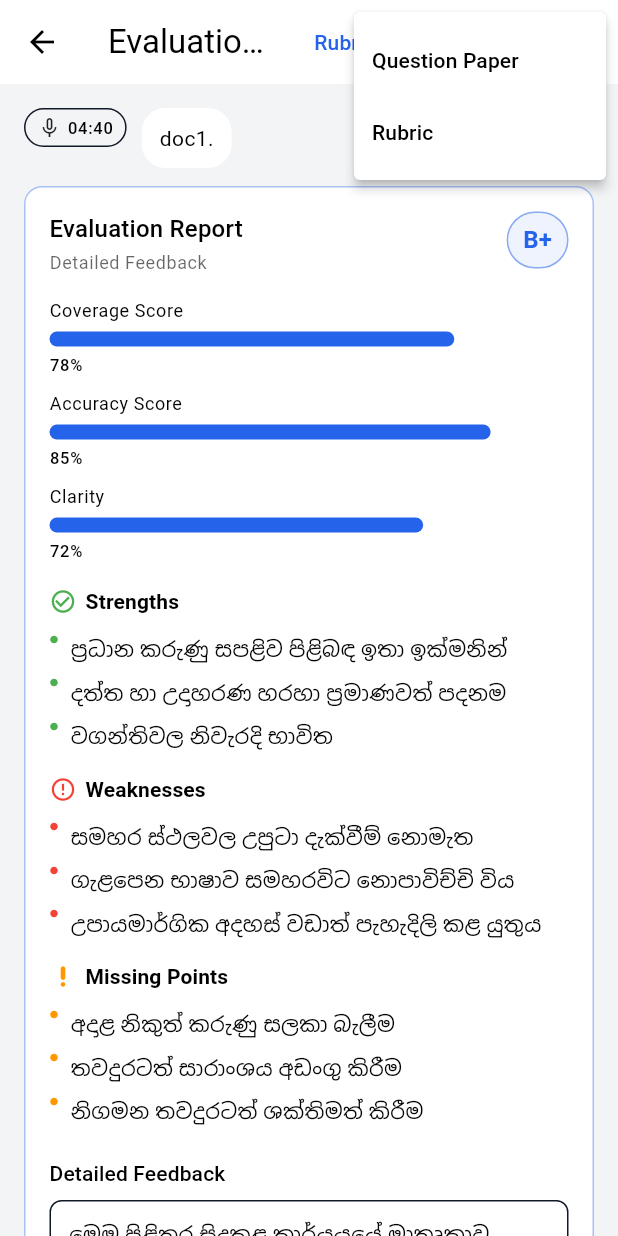
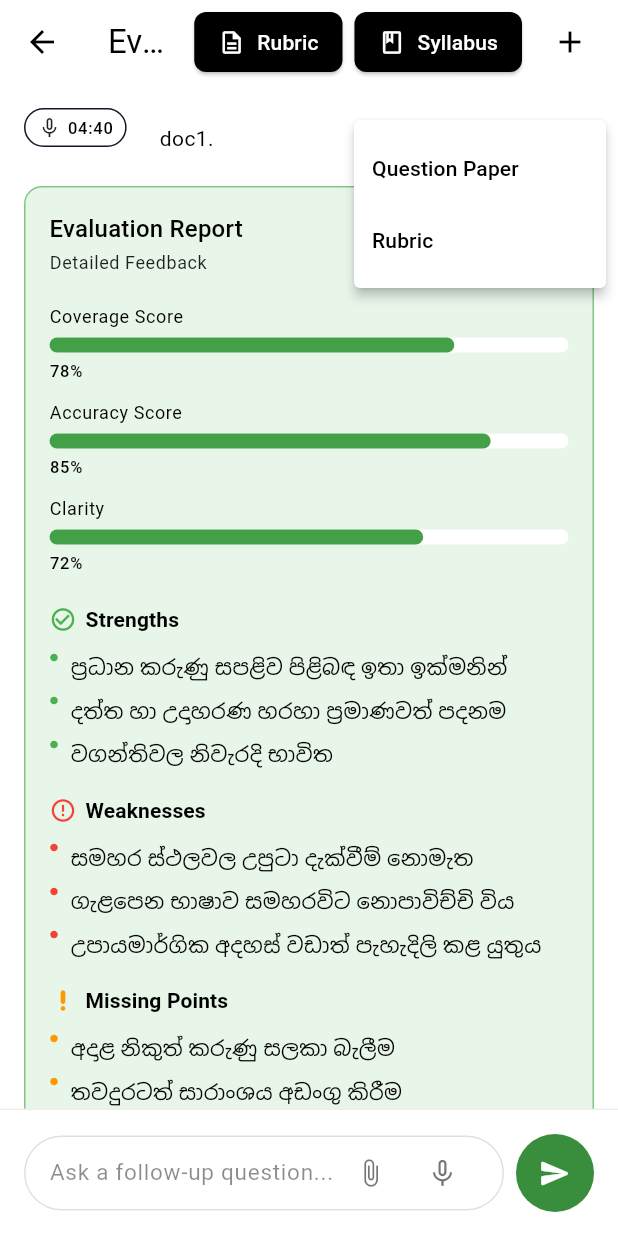
Before and after one commit to Miyuri15/SinLearn_mobile, a Flutter app: the EvaluationResponsePage screen opened directly, after a tap on the "add" icon, on a phone screen of 412 x 824 dp. Run offline on Flutter 3.47's test engine with Material 3 defaults, Android fonts, the phone set to English and light mode, and no system bars; our stand-ins replace easy_localization, file_picker, go_router.

Commit message:
Enhance EvaluationResponsePage: Update UI with improved button styles, background colors, and layout adjustments for better user experience

```diff
--- a/lib/features/evaluation/evaluation_response.dart
+++ b/lib/features/evaluation/evaluation_response.dart
@@ -7,16 +7,49 @@ class EvaluationResponsePage extends StatelessWidget {
   Widget build(BuildContext context) {
     final theme = Theme.of(context);
     return Scaffold(
+      backgroundColor: Colors.white,
       appBar: AppBar(
-        title: const Text('Evaluation Mode'),
+        backgroundColor: Colors.white,
+        title: const Text('Evaluation Mode', style: TextStyle(color: Colors.black)),
         actions: [
-          TextButton(onPressed: () {}, child: const Text('Rubric')),
+          ElevatedButton.icon(
+            onPressed: () {},
+            style: ElevatedButton.styleFrom(
+              backgroundColor: Colors.black,
+              foregroundColor: Colors.white,
+              padding: const EdgeInsets.symmetric(horizontal: 16, vertical: 10),
+              shape: RoundedRectangleBorder(
+                borderRadius: BorderRadius.circular(8),
+              ),
+            ),
+            icon: const Icon(Icons.description_outlined, size: 18),
+            label: const Text('Rubric'),
+          ),
           const SizedBox(width: 8),
-          TextButton(onPressed: () {}, child: const Text('Syllabus')),
+          ElevatedButton.icon(
+            onPressed: () {},
+            style: ElevatedButton.styleFrom(
+              backgroundColor: Colors.black,
+              foregroundColor: Colors.white,
+              padding: const EdgeInsets.symmetric(horizontal: 16, vertical: 10),
+              shape: RoundedRectangleBorder(
+                borderRadius: BorderRadius.circular(8),
+              ),
+            ),
+            icon: const Icon(Icons.book_outlined, size: 18),
+            label: const Text('Syllabus'),
+          ),
           const SizedBox(width: 8),
-          PopupMenuButton<String>(
-            icon: const Icon(Icons.add),
-            onSelected: (value) {
+          IconButton(
+            onPressed: () {
+              showMenu(
+                context: context,
+                position: RelativeRect.fromLTRB(1000, 80, 0, 0),
+                items: const [
+                  PopupMenuItem(value: 'question', child: Text('Question Paper')),
+                  PopupMenuItem(value: 'rubric', child: Text('Rubric')),
+                ],
+              ).then((value) {
                 if (value == 'question') {
                   ScaffoldMessenger.of(context).showSnackBar(
                     const SnackBar(content: Text('Question Paper selected')),
@@ -26,16 +59,18 @@ class EvaluationResponsePage extends StatelessWidget {
                     const SnackBar(content: Text('Rubric selected')),
                   );
                 }
+              });
             },
-            itemBuilder: (context) => const [
-              PopupMenuItem(value: 'question', child: Text('Question Paper')),
-              PopupMenuItem(value: 'rubric', child: Text('Rubric')),
-            ],
+            tooltip: 'New',
+            icon: const Icon(Icons.add, color: Colors.black, size: 24),
           ),
           const SizedBox(width: 8),
         ],
       ),
-      body: SingleChildScrollView(
+      body: Column(
+        children: [
+          Expanded(
+            child: SingleChildScrollView(
               padding: const EdgeInsets.all(16),
               child: Column(
                 crossAxisAlignment: CrossAxisAlignment.start,
@@ -47,9 +82,19 @@ class EvaluationResponsePage extends StatelessWidget {
                   const SizedBox(height: 12),
                   _EvaluationReportCard(theme: theme),
                   const SizedBox(height: 16),
-            _ReplyInputBar(controller: TextEditingController()),
                 ],
               ),
+            ),
+          ),
+          Container(
+            padding: const EdgeInsets.all(16),
+            decoration: BoxDecoration(
+              color: Colors.white,
+              border: Border(top: BorderSide(color: Colors.grey[200]!)),
+            ),
+            child: _ReplyInputBar(controller: TextEditingController()),
+          ),
+        ],
       ),
     );
   }
@@ -103,10 +148,9 @@ class _EvaluationReportCard extends StatelessWidget {
   Widget build(BuildContext context) {
     return Container(
       decoration: BoxDecoration(
-        color: theme.colorScheme.surface,
+        color: Colors.green[50],
         borderRadius: BorderRadius.circular(12),
-        border:
-            Border.all(color: theme.colorScheme.primary.withValues(alpha: 0.4)),
+        border: Border.all(color: Colors.green[300]!),
       ),
       padding: const EdgeInsets.all(16),
       child: Column(
@@ -120,24 +164,24 @@ class _EvaluationReportCard extends StatelessWidget {
                   crossAxisAlignment: CrossAxisAlignment.start,
                   children: [
                     Text('Evaluation Report',
-                        style: theme.textTheme.titleMedium),
+                        style: theme.textTheme.titleMedium?.copyWith(color: Colors.black)),
                     const SizedBox(height: 2),
                     Text('Detailed Feedback',
                         style: theme.textTheme.bodySmall
-                            ?.copyWith(color: theme.hintColor)),
+                            ?.copyWith(color: Colors.black87)),
                   ],
                 ),
               ),
               _GradeBadge(grade: 'B+'),
             ],
           ),
-          const SizedBox(height: 16),
+          const SizedBox(height: 20),
           const _ScoreBar(label: 'Coverage Score', value: 0.78),
-          const SizedBox(height: 10),
+          const SizedBox(height: 12),
           const _ScoreBar(label: 'Accuracy Score', value: 0.85),
-          const SizedBox(height: 10),
+          const SizedBox(height: 12),
           const _ScoreBar(label: 'Clarity', value: 0.72),
-          const SizedBox(height: 16),
+          const SizedBox(height: 20),
           _BulletSection(
             icon: Icons.check_circle_outline,
             iconColor: Colors.green,
@@ -148,7 +192,7 @@ class _EvaluationReportCard extends StatelessWidget {
               'වගන්තිවල නිවැරදි භාවිත',
             ],
           ),
-          const SizedBox(height: 10),
+          const SizedBox(height: 12),
           _BulletSection(
             icon: Icons.error_outline,
             iconColor: Colors.red,
@@ -159,7 +203,7 @@ class _EvaluationReportCard extends StatelessWidget {
               'උපායමාර්ගික අදහස් වඩාත් පැහැදිලි කළ යුතුය',
             ],
           ),
-          const SizedBox(height: 10),
+          const SizedBox(height: 12),
           _BulletSection(
             icon: Icons.priority_high_rounded,
             iconColor: Colors.orange,
@@ -171,20 +215,20 @@ class _EvaluationReportCard extends StatelessWidget {
             ],
           ),
           const SizedBox(height: 16),
-          Text('Detailed Feedback', style: theme.textTheme.titleSmall),
+          Text('Detailed Feedback', style: theme.textTheme.titleSmall?.copyWith(color: Colors.black)),
           const SizedBox(height: 8),
           Container(
             padding: const EdgeInsets.all(12),
             decoration: BoxDecoration(
-              color: theme.colorScheme.surfaceContainerHighest,
+              color: Colors.white,
               borderRadius: BorderRadius.circular(8),
-              border: Border.all(color: theme.dividerColor),
+              border: Border.all(color: Colors.green[200]!),
             ),
             child: Text(
               'මෙම පිළිතුර සිදුකළ කාර්යයයේ මාතෘකාව, කෙටි සහ සපුරාගත් පරාග්‍රාෆ් තුළ හොඳින් උදාහරණ සහිතව පැහැදිලි කරයි. '
               'කෙසේ වෙතත්, තවත් මූලාශ්ර උපුටා දැක්වීමෙන් විශ්වාසීයත්වය වැඩි කළ හැක. '
               'සමහර ඉංග්‍රීසි පද මෘදුකමෙන් සිංහල පද වලින් ප්‍රතිස්ථාපනය කිරීම අවශ්‍යය.',
-              style: theme.textTheme.bodyMedium,
+              style: theme.textTheme.bodyMedium?.copyWith(color: Colors.black),
             ),
           ),
           const SizedBox(height: 12),
@@ -192,13 +236,21 @@ class _EvaluationReportCard extends StatelessWidget {
             children: [
               OutlinedButton.icon(
                 onPressed: () {},
-                icon: const Icon(Icons.file_download_outlined),
+                style: OutlinedButton.styleFrom(
+                  foregroundColor: Colors.green[700],
+                  side: BorderSide(color: Colors.green[700]!),
+                ),
+                icon: const Icon(Icons.file_download_outlined, size: 18),
                 label: const Text('Download'),
               ),
               const SizedBox(width: 8),
               OutlinedButton.icon(
                 onPressed: () {},
-                icon: const Icon(Icons.share_outlined),
+                style: OutlinedButton.styleFrom(
+                  foregroundColor: Colors.green[700],
+                  side: BorderSide(color: Colors.green[700]!),
+                ),
+                icon: const Icon(Icons.share_outlined, size: 18),
                 label: const Text('Share'),
               ),
             ],
@@ -219,15 +271,14 @@ class _GradeBadge extends StatelessWidget {
     return Container(
       padding: const EdgeInsets.symmetric(horizontal: 10, vertical: 6),
       decoration: BoxDecoration(
-        color: theme.colorScheme.primary.withValues(alpha: 0.08),
+        color: Colors.green[100],
         borderRadius: BorderRadius.circular(20),
-        border:
-            Border.all(color: theme.colorScheme.primary.withValues(alpha: 0.5)),
+        border: Border.all(color: Colors.green[700]!),
       ),
       child: Text(
         grade,
         style: theme.textTheme.titleMedium?.copyWith(
-            color: theme.colorScheme.primary, fontWeight: FontWeight.w700),
+            color: Colors.green[700], fontWeight: FontWeight.w700),
       ),
     );
   }
@@ -244,7 +295,7 @@ class _ScoreBar extends StatelessWidget {
     return Column(
       crossAxisAlignment: CrossAxisAlignment.start,
       children: [
-        Text(label, style: theme.textTheme.bodySmall),
+        Text(label, style: theme.textTheme.bodySmall?.copyWith(color: Colors.black)),
         const SizedBox(height: 6),
         Stack(
           children: [
@@ -260,7 +311,7 @@ class _ScoreBar extends StatelessWidget {
                 height: 10,
                 width: constraints.maxWidth * value,
                 decoration: BoxDecoration(
-                  color: theme.colorScheme.primary,
+                  color: Colors.green[600],
                   borderRadius: BorderRadius.circular(6),
                 ),
               ),
@@ -268,7 +319,7 @@ class _ScoreBar extends StatelessWidget {
           ],
         ),
         const SizedBox(height: 4),
-        Text('${(value * 100).round()}%', style: theme.textTheme.labelSmall),
+        Text('${(value * 100).round()}%', style: theme.textTheme.labelSmall?.copyWith(color: Colors.black)),
       ],
     );
   }
@@ -299,7 +350,7 @@ class _BulletSection extends StatelessWidget {
             const SizedBox(width: 6),
             Text(title,
                 style: theme.textTheme.titleSmall
-                    ?.copyWith(fontWeight: FontWeight.w600)),
+                    ?.copyWith(fontWeight: FontWeight.w600, color: Colors.black)),
           ],
         ),
         const SizedBox(height: 8),
@@ -311,7 +362,7 @@ class _BulletSection extends StatelessWidget {
               children: [
                 Icon(Icons.circle, size: 6, color: iconColor),
                 const SizedBox(width: 8),
-                Expanded(child: Text(e, style: theme.textTheme.bodyMedium)),
+                Expanded(child: Text(e, style: theme.textTheme.bodyMedium?.copyWith(color: Colors.black))),
               ],
             ),
           ),
@@ -332,24 +383,59 @@ class _ReplyInputBar extends StatelessWidget {
       child: Row(
         children: [
           Expanded(
+            child: Container(
+              padding: const EdgeInsets.symmetric(horizontal: 16),
+              decoration: BoxDecoration(
+                color: Colors.white,
+                borderRadius: BorderRadius.circular(28),
+                border: Border.all(color: Colors.grey[300]!),
+              ),
+              child: Row(
+                children: [
+                  Expanded(
                     child: TextField(
                       controller: controller,
                       minLines: 1,
                       maxLines: 4,
+                      style: const TextStyle(color: Colors.black87, fontSize: 15),
                       decoration: const InputDecoration(
-                hintText: 'Type your answer or upload a file...',
-                border: OutlineInputBorder(),
-                prefixIcon: Icon(Icons.attach_file),
-                suffixIcon: Icon(Icons.mic_none),
+                        hintText: 'Ask a follow-up question...',
+                        hintStyle: TextStyle(color: Colors.black45, fontSize: 15),
+                        border: InputBorder.none,
+                        isDense: true,
+                        contentPadding: EdgeInsets.symmetric(vertical: 12),
+                      ),
+                    ),
+                  ),
+                  IconButton(
+                    tooltip: 'Attach file',
+                    onPressed: () {},
+                    icon: const Icon(Icons.attach_file, color: Colors.black54, size: 20),
+                  ),
+                  IconButton(
+                    tooltip: 'Voice input',
+                    onPressed: () {},
+                    icon: const Icon(Icons.mic_none, color: Colors.black54, size: 22),
+                  ),
+                ],
               ),
             ),
           ),
           const SizedBox(width: 8),
-          ElevatedButton(
+          SizedBox(
+            width: 52,
+            height: 52,
+            child: ElevatedButton(
+              onPressed: () {},
               style: ElevatedButton.styleFrom(
-                shape: const CircleBorder(), padding: const EdgeInsets.all(14)),
-            onPressed: () {},
-            child: const Icon(Icons.send_rounded),
+                shape: const CircleBorder(),
+                padding: EdgeInsets.zero,
+                backgroundColor: Colors.green[700],
+                foregroundColor: Colors.white,
+                elevation: 0,
+              ),
+              child: const Icon(Icons.send_rounded, size: 22),
+            ),
           ),
         ],
       ),
```
Lines whose indentation alone changed are shown as unchanged.
